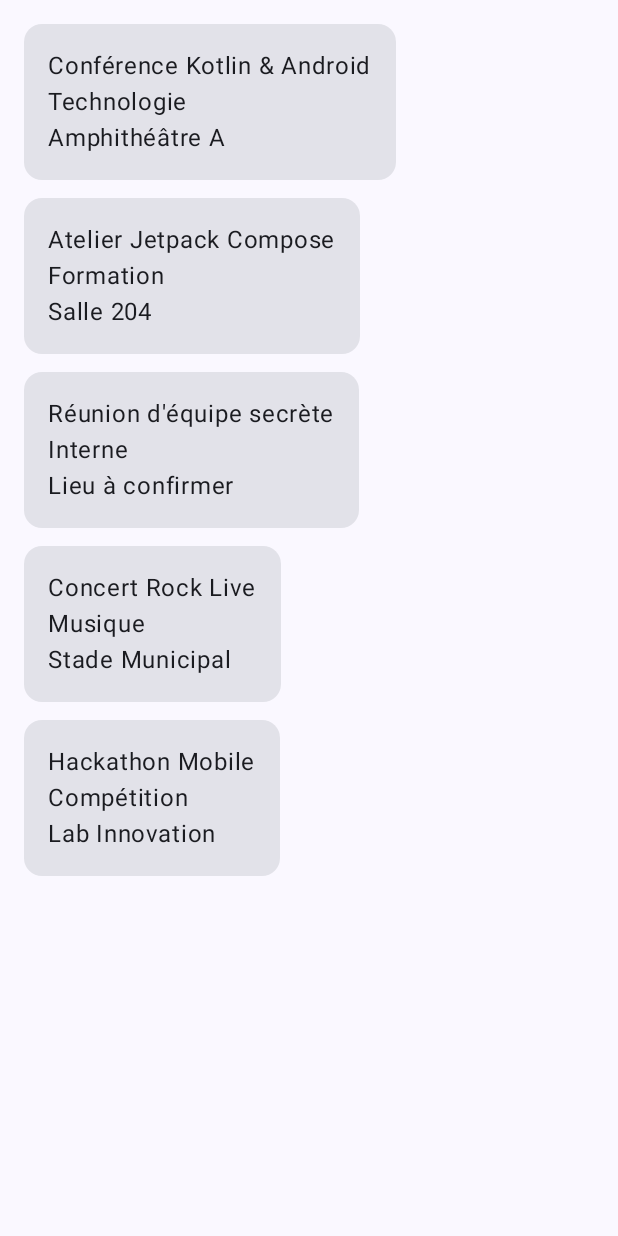
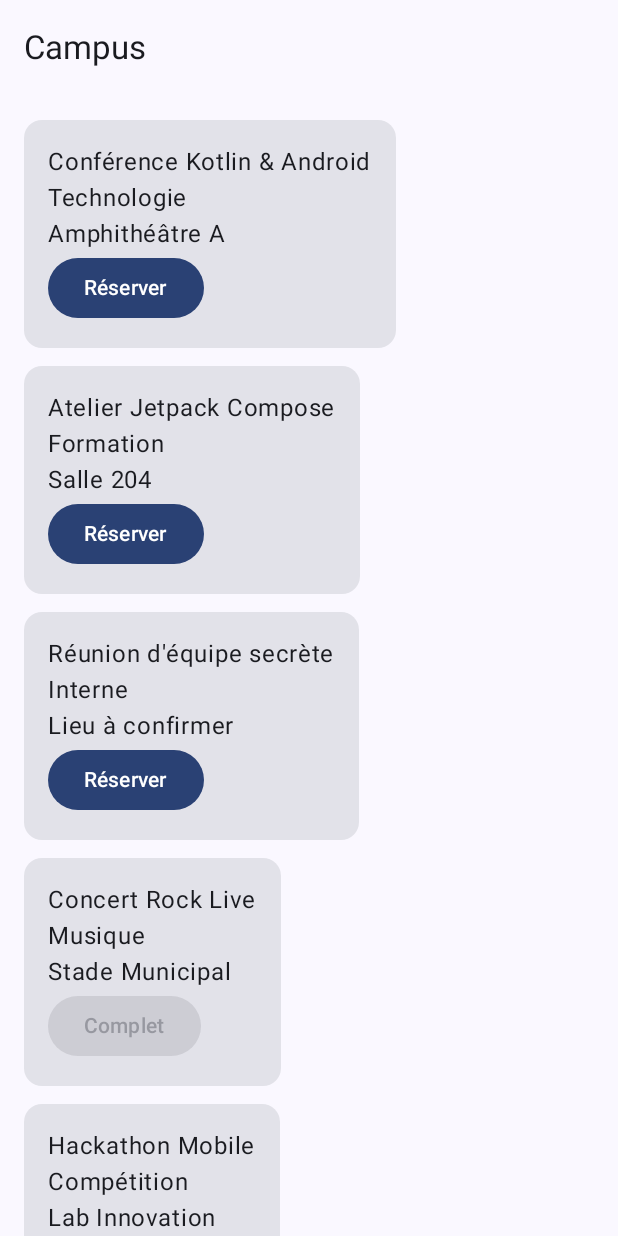
Before and after one commit to Paul-prog44/event_planner_dev_mobile, an Android app built with Jetpack Compose: the screen it shows after launch (MainActivity), on a phone screen of 412 x 824 dp. Run offline under Robolectric (Android 15) with nearby library versions, the phone set to English and light mode, and no system bars.

Commit message:
Add button

```diff
--- a/app/src/main/java/com/example/myapplication/MainActivity.kt
+++ b/app/src/main/java/com/example/myapplication/MainActivity.kt
@@ -12,9 +12,12 @@ import androidx.compose.foundation.layout.fillMaxSize
 import androidx.compose.foundation.layout.padding
 import androidx.compose.foundation.lazy.LazyColumn
 import androidx.compose.foundation.lazy.items
+import androidx.compose.material3.Button
 import androidx.compose.material3.Card
+import androidx.compose.material3.ExperimentalMaterial3Api
 import androidx.compose.material3.Scaffold
 import androidx.compose.material3.Text
+import androidx.compose.material3.TopAppBar
 import androidx.compose.runtime.Composable
 import androidx.compose.ui.Modifier
 import androidx.compose.ui.unit.dp
@@ -77,10 +80,21 @@ class MainActivity : ComponentActivity() {
         }
     }
 
+    @OptIn(ExperimentalMaterial3Api::class)
     @Composable
     fun EventList(events: List<Event>, modifier: Modifier = Modifier) {
+        Scaffold(
+            modifier = modifier,
+            topBar = {
+                TopAppBar(
+                    title = { Text("Campus") }
+                )
+            }
+        ) { innerPadding ->
         LazyColumn(
-            modifier = modifier.fillMaxSize(),
+            modifier = Modifier
+                .fillMaxSize()
+                .padding(innerPadding),
             contentPadding = PaddingValues(16.dp),
             verticalArrangement = Arrangement.spacedBy(12.dp)
         ) {
@@ -89,15 +103,22 @@ class MainActivity : ComponentActivity() {
                 EventCard(event = event)
             }
         }
+            }
     }
 
     @Composable
     fun EventCard(event: Event) {
+        val isSoldOut=event.capacity ==0
         Card {
-            Column(modifier = Modifier.padding(16.dp)) {
+            Column(modifier = Modifier
+                .padding(16.dp)) {
                 Text(event.title)
                 Text(event.category)
                 Text(event.location ?: "Lieu à confirmer")
+                Button(
+                    onClick = { },
+                    enabled = !isSoldOut
+                    ) {if (isSoldOut) Text("Complet") else Text("Réserver") }
             }
         }
     }
```
